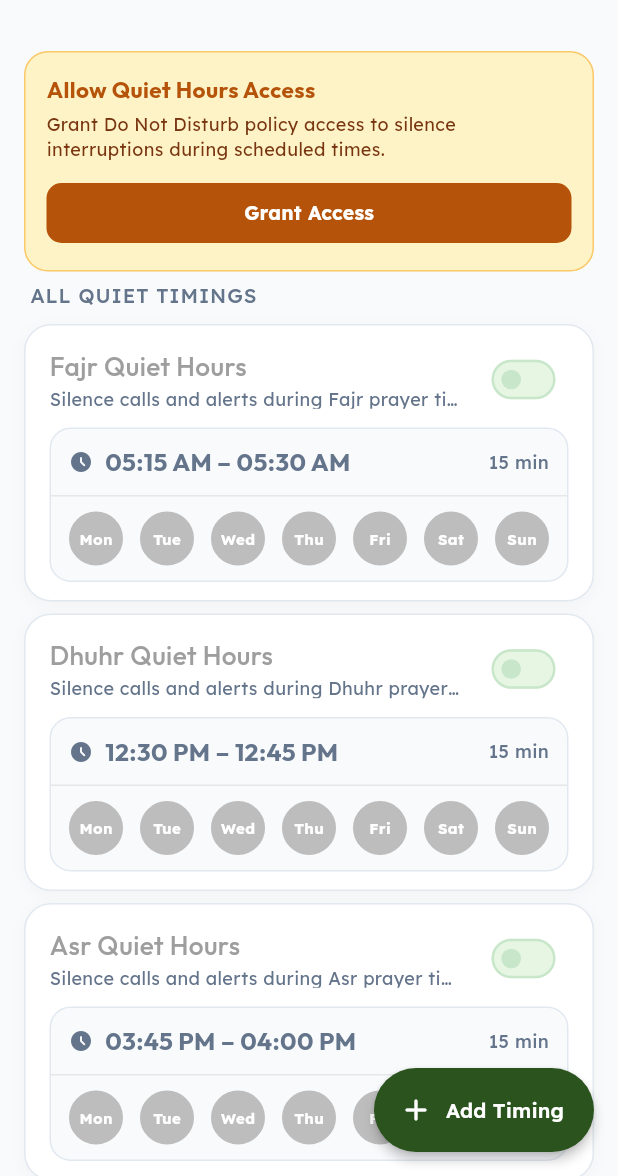
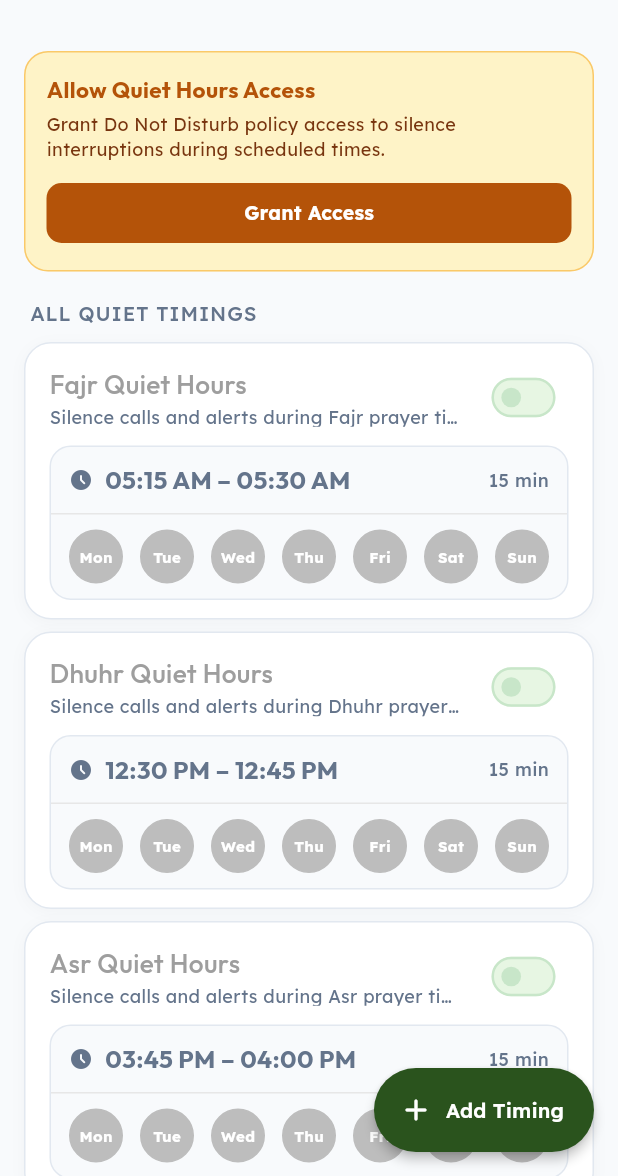
Before and after one commit to Kabeer786786/adhkar, a Flutter app: the QuietHoursScreen screen opened by its route, on a phone screen of 412 x 824 dp, the part 60-1236 px from its top. Run offline on Flutter 3.47's test engine with Material 3 defaults, Android fonts, the phone set to English and light mode, and no system bars; drawn by our look-alikes of showcaseview; our stand-ins replace dio, equatable, file_picker, flutter_animate, flutter_compass, flutter_local_notifications and 17 more; missing offline and left inert: do_not_disturb, flutter_islamic_icons, razorpay_flutter; accounts and stored records are empty.

Commit message:
UI Enhancement

```diff
--- a/lib/features/quiet_hours/presentation/quiet_hours_screen.dart
+++ b/lib/features/quiet_hours/presentation/quiet_hours_screen.dart
@@ -241,7 +241,7 @@ class _QuietHoursScreenState extends ConsumerState<QuietHoursScreen>
               padding: const EdgeInsets.only(bottom: 90, top: 12),
               children: [
                 // DND Permission Alert Card if permission missing on Android
-                if (isSupported && !_hasDndPermission)
+                if (isSupported && !_hasDndPermission) ...[
                   Container(
                     margin: const EdgeInsets.symmetric(
                       horizontal: 16,
@@ -304,6 +304,8 @@ class _QuietHoursScreenState extends ConsumerState<QuietHoursScreen>
                       ],
                     ),
                   ),
+                  const SizedBox(height: 12),
+                ],
 
                 Padding(
                   padding: const EdgeInsets.only(
--- a/lib/features/settings/presentation/settings_screen.dart
+++ b/lib/features/settings/presentation/settings_screen.dart
@@ -25,7 +25,7 @@ class SettingsScreen extends ConsumerWidget {
     final packageInfoAsync = ref.watch(appPackageInfoProvider);
 
     final versionStr = packageInfoAsync.when(
-      data: (info) => 'Version ${info.version} (Build ${info.buildNumber})',
+      data: (info) => 'Version ${info.version}',
       loading: () => 'Loading version...',
       error: (_, __) => 'Version 1.3.0',
     );
--- a/pubspec.yaml
+++ b/pubspec.yaml
@@ -16,7 +16,7 @@ publish_to: 'none' # Remove this line if you wish to publish to pub.dev
 # https://developer.apple.com/library/archive/documentation/General/Reference/InfoPlistKeyReference/Articles/CoreFoundationKeys.html
 # In Windows, build-name is used as the major, minor, and patch parts
 # of the product and file versions while build-number is used as the build suffix.
-version: 1.4.1+5
+version: 1.5.2+6
 
 environment:
   sdk: ^3.11.0
```
